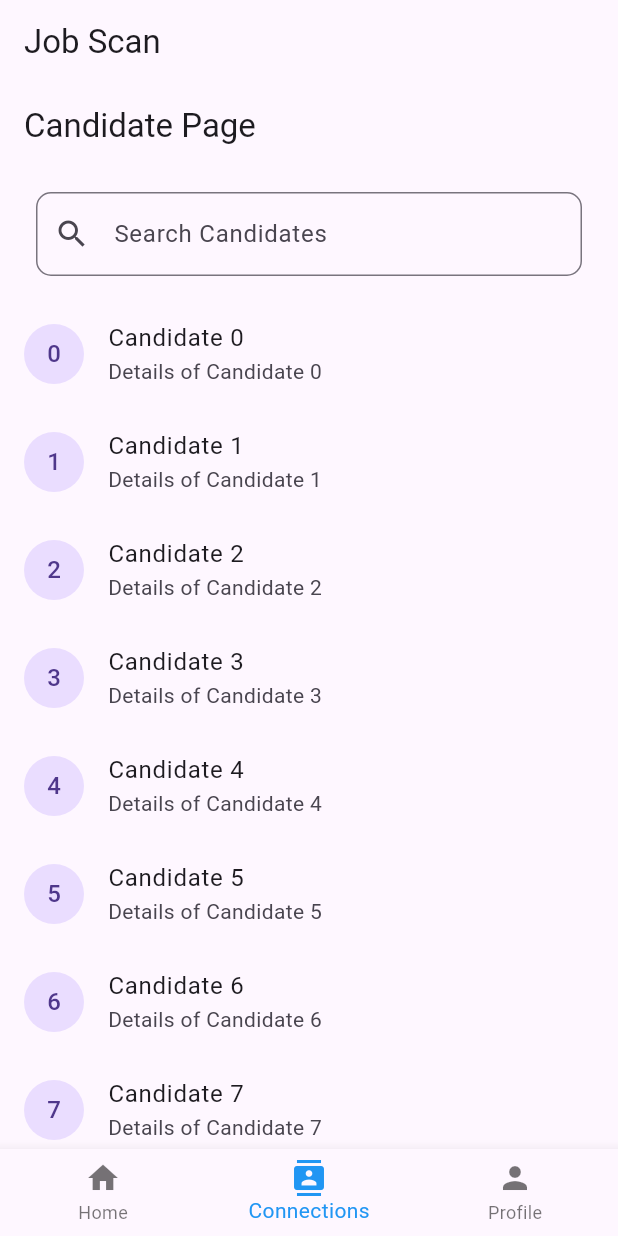
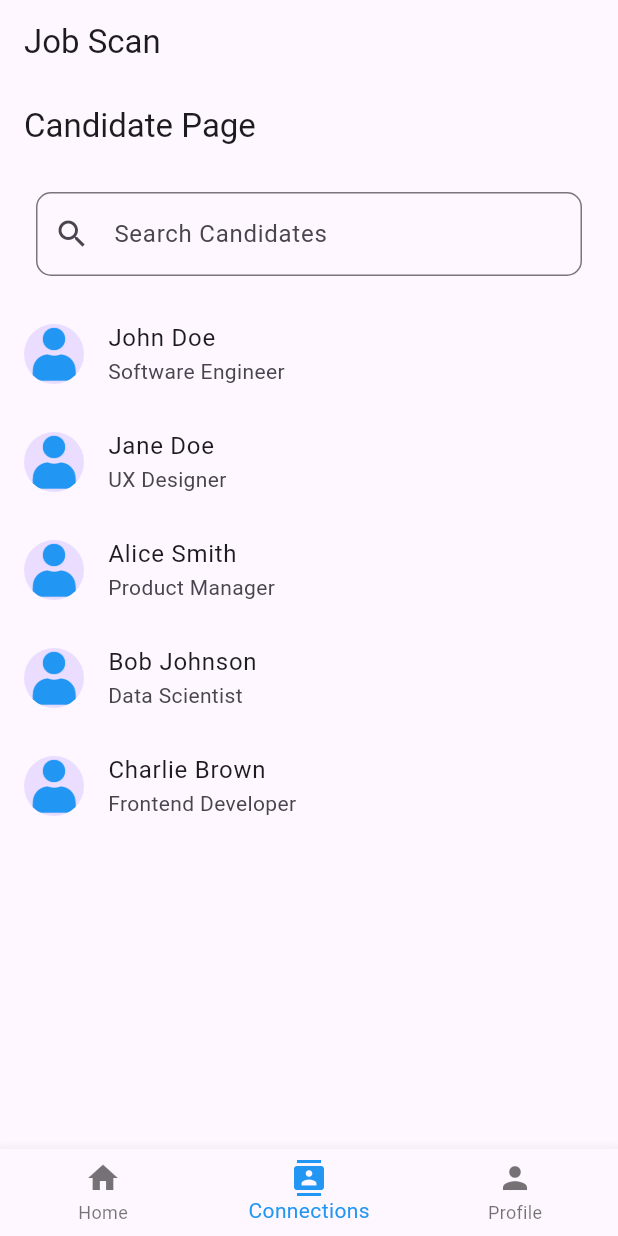
Before and after one commit to NibinByteCode/jobscan_flutter, a Flutter app: the screen it shows after launch, item 2 of the bottom bar chosen, on a phone screen of 412 x 824 dp. Run offline on Flutter 3.47's test engine with Material 3 defaults, Android fonts, the phone set to English and light mode, and no system bars.

Commit message:
Added candidate_page.dart, candidate_profile.dart, job_details, Job_page and splash screen

```diff
--- a/lib/main.dart
+++ b/lib/main.dart
@@ -1,8 +1,9 @@
 import 'package:flutter/material.dart';
 import 'package:jobscan/pages/candidate_page.dart';
-import 'package:jobscan/pages/candidate_profile.dart';
 import 'package:jobscan/pages/home_page.dart';
+import 'package:jobscan/pages/jobs_page.dart';
 import 'package:jobscan/pages/profile_page.dart';
+import 'package:jobscan/pages/splash_screen.dart';
 
 void main() {
   runApp(const MyApp());
@@ -13,12 +14,23 @@ class MyApp extends StatelessWidget {
 
   @override
   Widget build(BuildContext context) {
+
     return MaterialApp(
       title: 'Job scan',
       theme: ThemeData(
         primarySwatch: Colors.blue,
       ),
-      home: const MyHomePage(),
+      initialRoute: '/',
+      routes: {
+        '/': (context) => const SplashScreen(),
+        '/home' : (context) => const MyHomePage(),
+        // '/signup': (context) => const SignUpPage(),
+        // '/login': (context) => LoginPage(),
+        // '/home': (context) => _checkAuthAndNavigate(HomePage(selectedIndex: _selectedIndex, onItemTapped: _onItemTapped)),
+        // '/profile': (context) => _checkAuthAndNavigate(ProfilePage(selectedIndex: _selectedIndex, onItemTapped: _onItemTapped)),
+        // '/candidate': (context) => _checkAuthAndNavigate(CandidatePage(selectedIndex: _selectedIndex, onItemTapped: _onItemTapped)),
+        // '/joblist': (context) => _checkAuthAndNavigate(JobListPage(selectedIndex: _selectedIndex, onItemTapped: _onItemTapped)),
+      }
     );
   }
 }
@@ -35,8 +47,8 @@ class _MyHomePageState extends State<MyHomePage> {
 
   static final List<Widget> _widgetOptions = <Widget>[
     const HomePage(),
-    const CandidatePage(),
-    // const CandidateProfilePage(),
+    // const JobsPage(),
+    CandidatePage(),
     const ProfilePage(),
   ];
 
@@ -56,11 +68,15 @@ class _MyHomePageState extends State<MyHomePage> {
         child: _widgetOptions.elementAt(_selectedIndex),
       ),
       bottomNavigationBar: BottomNavigationBar(
-        items: const <BottomNavigationBarItem>[
+        items: <BottomNavigationBarItem>[
           BottomNavigationBarItem(
             icon: Icon(Icons.home),
             label: 'Home',
           ),
+          // BottomNavigationBarItem(
+          //   icon: Icon(Icons.work),
+          //   label: 'Jobs',
+          // ),
           BottomNavigationBarItem(
             icon: Icon(Icons.contacts),
             label: 'Connections',
--- a/lib/models/UserData.dart
+++ b/lib/models/UserData.dart
@@ -14,6 +14,7 @@ class UserData {
 
   Map<String, String> connections;
   List<String> postIds;
+  List<String> jobIds;
   int connectionCount;
 
   UserData({
@@ -30,6 +31,7 @@ class UserData {
     this.educationQualification = '',
     this.connections = const {},
     this.postIds = const [],
+    this.jobIds = const [],
     this.connectionCount = 0,
   });
 
@@ -47,6 +49,7 @@ class UserData {
         educationQualification = json['educationQualification'] ?? '',
         connections = Map<String, String>.from(json['connections'] ?? {}),
         postIds = List<String>.from(json['postIds'] ?? []),
+        jobIds = List<String>.from(json['jobIds'] ?? []),
         connectionCount = json['connectionCount'] ?? 0;
 
   Map<String, dynamic> toJson() {
@@ -64,6 +67,7 @@ class UserData {
       'educationQualification': educationQualification,
       'connections': connections,
       'postIds': postIds,
+      'jobIds': jobIds,
       'connectionCount': connectionCount,
     };
   }
--- a/lib/pages/candidate_page.dart
+++ b/lib/pages/candidate_page.dart
@@ -1,8 +1,98 @@
-// import 'package:flutter/cupertino.dart';
 import 'package:flutter/material.dart';
+import 'package:jobscan/models/UserData.dart';
+import 'package:jobscan/pages/candidate_profile.dart';
 
 class CandidatePage extends StatelessWidget {
-  const CandidatePage({Key? key}) : super(key: key);
+  CandidatePage({Key? key}) : super(key: key);
+
+  final List<UserData> userList = [
+    UserData(
+      userId: '1',
+      userType: 'Candidate',
+      firstName: 'John',
+      lastName: 'Doe',
+      dateOfBirth: '1990-05-15',
+      profileImage: 'images/logo_user.png',
+      phoneNumber: '123-456-7890',
+      email: 'john.doe@example.com',
+      companyName: 'ABC Company',
+      designation: 'Software Engineer',
+      educationQualification: 'Bachelor of Science in Computer Science',
+      connections: {'2': 'Jane Doe'},
+      postIds: ['1', '2', '3'],
+      jobIds: ['1', '2'],
+      connectionCount: 1,
+    ),
+    UserData(
+      userId: '2',
+      userType: 'Candidate',
+      firstName: 'Jane',
+      lastName: 'Doe',
+      dateOfBirth: '1992-08-20',
+      profileImage: 'images/logo_user.png',
+      phoneNumber: '987-654-3210',
+      email: 'jane.doe@example.com',
+      companyName: 'XYZ Inc.',
+      designation: 'UX Designer',
+      educationQualification: 'Master of Fine Arts in Design',
+      connections: {'1': 'John Doe'},
+      postIds: ['4', '5'],
+      jobIds: ['3'],
+      connectionCount: 1,
+    ),
+    UserData(
+      userId: '3',
+      userType: 'Candidate',
+      firstName: 'Alice',
+      lastName: 'Smith',
+      dateOfBirth: '1985-03-10',
+      profileImage: 'images/logo_user.png',
+      phoneNumber: '555-123-4567',
+      email: 'alice.smith@example.com',
+      companyName: 'Tech Innovators',
+      designation: 'Product Manager',
+      educationQualification: 'Master of Business Administration',
+      connections: {},
+      postIds: [],
+      jobIds: [],
+      connectionCount: 0,
+    ),
+    UserData(
+      userId: '4',
+      userType: 'Candidate',
+      firstName: 'Bob',
+      lastName: 'Johnson',
+      dateOfBirth: '1978-11-25',
+      profileImage: 'images/logo_user.png',
+      phoneNumber: '333-222-1111',
+      email: 'bob.johnson@example.com',
+      companyName: 'Tech Giants',
+      designation: 'Data Scientist',
+      educationQualification: 'Ph.D. in Data Science',
+      connections: {'5': 'Charlie Brown'},
+      postIds: ['6'],
+      jobIds: [],
+      connectionCount: 1,
+    ),
+    UserData(
+      userId: '5',
+      userType: 'Candidate',
+      firstName: 'Charlie',
+      lastName: 'Brown',
+      dateOfBirth: '1983-09-30',
+      profileImage: 'images/logo_user.png',
+      phoneNumber: '444-555-6666',
+      email: 'charlie.brown@example.com',
+      companyName: 'Digital Innovations',
+      designation: 'Frontend Developer',
+      educationQualification: 'Bachelor of Arts in Computer Science',
+      connections: {'4': 'Bob Johnson'},
+      postIds: ['7', '8'],
+      jobIds: [],
+      connectionCount: 1,
+    ),
+  ];
+
 
   @override
   Widget build(BuildContext context) {
@@ -12,23 +102,31 @@ class CandidatePage extends StatelessWidget {
       ),
       body: Column(
         children: [
-          const Padding(
-            padding: EdgeInsets.all(8.0),
+          Padding(
+            padding: const EdgeInsets.all(8.0),
             child: SearchView(),
           ),
           Expanded(
             child: ListView.builder(
-              itemCount: 20, // Placeholder for item count
+              itemCount: userList.length,
               itemBuilder: (context, index) {
-                return ListTile(
-                  title: Text('Candidate $index'),
-                  subtitle: Text('Details of Candidate $index'),
-                  leading: CircleAvatar(
-                    child: Text('$index'),
+                UserData user = userList[index];
+                return GestureDetector(
+                  onTap: () {
+                    Navigator.push(
+                      context,
+                      MaterialPageRoute(
+                        builder: (context) => CandidateProfilePage(user: user),
+                      ),
+                    );
+                  },
+                  child: ListTile(
+                    leading: CircleAvatar(
+                      backgroundImage: AssetImage(user.profileImage),
+                    ),
+                    title: Text('${user.firstName} ${user.lastName}'),
+                    subtitle: Text(user.designation),
                   ),
-                  onTap: () {
-                    // Handle list item tap
-                  },
                 );
               },
             ),
@@ -63,7 +161,7 @@ class SearchView extends StatelessWidget {
 }
 
 void main() {
-  runApp(const MaterialApp(
+  runApp(MaterialApp(
     debugShowCheckedModeBanner: false,
     home: CandidatePage(),
   ));
--- a/pubspec.yaml
+++ b/pubspec.yaml
@@ -61,6 +61,7 @@ flutter:
   # To add assets to your application, add an assets section, like this:
   assets:
      - images/logo_user.png
+     - images/hiring.jpg
 
 
   # An image asset can refer to one or more resolution-specific "variants", see
```
Also changed, not shown: lib/models/JobData.dart (added, +47 -0 lines), lib/pages/candidate_profile.dart (+33 -40 lines), lib/pages/job_detail.dart (added, +64 -0 lines), lib/pages/jobs_page.dart (added, +90 -0 lines), lib/pages/splash_screen.dart (added, +31 -0 lines), images/hiring.jpg (added).
